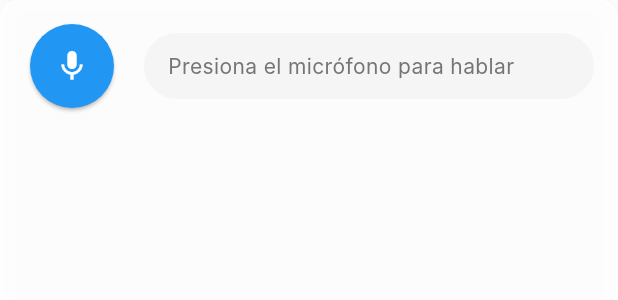
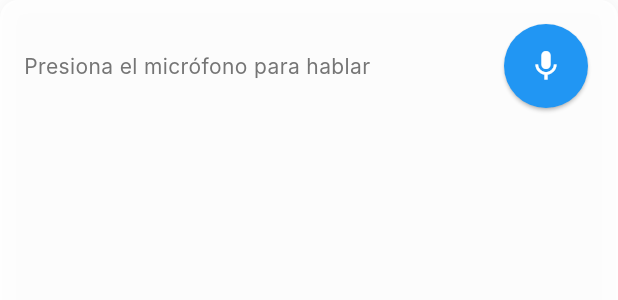
Before and after one commit to ratiebareeng/habla-conmigo, a Flutter app: the VoiceControls widget shown alone on an empty page, opened directly with empty values, on a phone screen of 412 x 824 dp. Shown: the top 300 px of the screen. Run offline on Flutter 3.47's test engine with Material 3 defaults, Android fonts, the light colour scheme and no system bars; drawn by our look-alikes of flutter_animate; our stand-ins replace flutter_tts, shared_preferences, speech_to_text; accounts and stored records are empty; Roboto replaces fonts that are missing (Inter).

Commit message:
Update voice controls

```diff
--- a/lib/widgets/voice_controls.dart
+++ b/lib/widgets/voice_controls.dart
@@ -53,91 +53,8 @@ class VoiceControls extends StatelessWidget {
           // Main controls row
           Row(
             children: [
-              // Mic and additional control buttons
-              Row(
-                children: [
-                  // Mic button
-                  ElevatedButton(
-                    onPressed: isLoading ? null : onToggleListening,
-                    style: ElevatedButton.styleFrom(
-                      backgroundColor:
-                          isListening ? Colors.red[500] : Colors.blue[500],
-                      foregroundColor: Colors.white,
-                      shape: const CircleBorder(),
-                      padding: EdgeInsets.all(isMobile ? 16 : 20),
-                      disabledBackgroundColor: Colors.grey[400],
-                    ),
-                    child: Icon(
-                      isListening ? Icons.mic_off : Icons.mic,
-                      size: isMobile ? 24 : 28,
-                    ),
-                  ).animate(target: isListening ? 1 : 0).shimmer(
-                        duration: 1.5.seconds,
-                        delay: 200.ms,
-                        curve: Curves.easeInOut,
-                      ),
-
-                  if (!isMobile) const SizedBox(width: 12),
-
-                  // Secondary button (shows loading, speaking, or retry)
-                  if (isLoading)
-                    Container(
-                      padding: const EdgeInsets.all(16),
-                      decoration: BoxDecoration(
-                        color: Colors.orange[500],
-                        shape: BoxShape.circle,
-                      ),
-                      child: SizedBox(
-                        width: 24,
-                        height: 24,
-                        child: CircularProgressIndicator(
-                          color: Colors.white,
-                          strokeWidth: 3,
-                        ),
-                      ),
-                    )
-                  else if (isSpeaking && onSkipAiSpeaking != null)
-                    ElevatedButton.icon(
-                      onPressed: onSkipAiSpeaking,
-                      style: ElevatedButton.styleFrom(
-                        backgroundColor: Colors.green[500],
-                        foregroundColor: Colors.white,
-                        shape: const StadiumBorder(),
-                        padding: const EdgeInsets.symmetric(
-                          horizontal: 16,
-                          vertical: 12,
-                        ),
-                      ),
-                      icon: const Icon(Icons.volume_up, size: 20),
-                      label: const Icon(Icons.skip_next, size: 16),
-                    )
-                  else if (onRetryLastSpeech != null && !isListening)
-                    ElevatedButton(
-                      onPressed: onRetryLastSpeech,
-                      style: ElevatedButton.styleFrom(
-                        backgroundColor: Colors.orange[500],
-                        foregroundColor: Colors.white,
-                        shape: const CircleBorder(),
-                        padding: const EdgeInsets.all(16),
-                      ),
-                      child: const Icon(Icons.refresh, size: 20),
-                    ),
-                ],
-              ),
-
-              const SizedBox(width: 16),
-
               // Text area
               Expanded(
-                child: Container(
-                  padding: const EdgeInsets.symmetric(
-                    horizontal: 16,
-                    vertical: 12,
-                  ),
-                  decoration: BoxDecoration(
-                    color: isDark ? Colors.grey[800] : Colors.grey[100],
-                    borderRadius: BorderRadius.circular(24),
-                  ),
                 child: Row(
                   children: [
                     Expanded(
@@ -163,6 +80,26 @@ class VoiceControls extends StatelessWidget {
                   ],
                 ),
               ),
+              const SizedBox(width: 16),
+              // Mic and additional control buttons
+              ElevatedButton(
+                onPressed: isLoading ? null : onToggleListening,
+                style: ElevatedButton.styleFrom(
+                  backgroundColor:
+                      isListening ? Colors.red[500] : Colors.blue[500],
+                  foregroundColor: Colors.white,
+                  shape: const CircleBorder(),
+                  padding: EdgeInsets.all(isMobile ? 16 : 20),
+                  disabledBackgroundColor: Colors.grey[400],
+                ),
+                child: Icon(
+                  isListening ? Icons.mic_off : Icons.mic,
+                  size: isMobile ? 24 : 28,
+                ),
+              ).animate(target: isListening ? 1 : 0).shimmer(
+                    duration: 1.5.seconds,
+                    delay: 200.ms,
+                    curve: Curves.easeInOut,
                   ),
             ],
           ),
```
Lines whose indentation alone changed are shown as unchanged.
